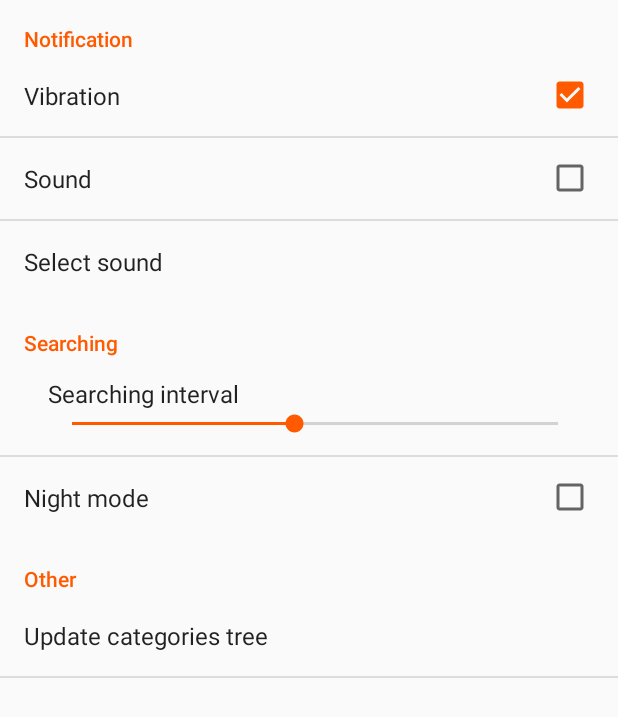
After one commit to sebastiansokolowski/AuctionHunter---Allegro, an Android app: the SettingsActivity screen opened directly, with no data from a screen before it, on a phone screen of 412 x 824 dp. The commit adds this screen. Shown: the top 717 px of the screen. Run offline under Robolectric (Android 15) with nearby library versions, the phone set to English and light mode, and no system bars.

Commit message:
Add settings button to navigation drawer and settings view.

```diff
--- a/app/src/main/AndroidManifest.xml
+++ b/app/src/main/AndroidManifest.xml
@@ -23,6 +23,8 @@
 
         <activity android:name=".newTarget.NewTargetActivity" />
 
+        <activity android:name=".settings.SettingsActivity" />
+
         <service android:name=".service.SearchService" />
     </application>
 
--- a/app/src/main/java/com/sebastian/sokolowski/auctionhunter/main/MainActivity.java
+++ b/app/src/main/java/com/sebastian/sokolowski/auctionhunter/main/MainActivity.java
@@ -23,6 +23,7 @@ import com.sebastian.sokolowski.auctionhunter.main.adapter.DrawerAdapter;
 import com.sebastian.sokolowski.auctionhunter.main.adapter.MainAdapter;
 import com.sebastian.sokolowski.auctionhunter.main.views.SliderRecyclerView;
 import com.sebastian.sokolowski.auctionhunter.newTarget.NewTargetActivity;
+import com.sebastian.sokolowski.auctionhunter.settings.SettingsActivity;
 import com.sebastian.sokolowski.auctionhunter.soap.request.SortOrderEnum;
 import com.sebastian.sokolowski.auctionhunter.soap.request.SortTypeEnum;
 import com.sebastian.sokolowski.auctionhunter.utils.DialogHelper;
@@ -219,4 +220,9 @@ public class MainActivity extends AppCompatActivity implements MainContract.View
             }
         });
     }
+
+    public void showSettings(View view) {
+        Intent intent = new Intent(this, SettingsActivity.class);
+        startActivity(intent);
+    }
 }
--- /dev/null
+++ b/app/src/main/java/com/sebastian/sokolowski/auctionhunter/settings/SettingsActivity.java
@@ -0,0 +1,18 @@
+package com.sebastian.sokolowski.auctionhunter.settings;
+
+import android.os.Bundle;
+import android.preference.PreferenceActivity;
+
+import com.sebastian.sokolowski.auctionhunter.R;
+
+/**
+ * Created by Sebastian Sokołowski on 04.03.17.
+ */
+
+public class SettingsActivity extends PreferenceActivity {
+    @Override
+    public void onCreate(Bundle savedInstanceState) {
+        super.onCreate(savedInstanceState);
+        addPreferencesFromResource(R.xml.activity_settings);
+    }
+}
--- a/app/src/main/res/values/strings.xml
+++ b/app/src/main/res/values/strings.xml
@@ -54,5 +54,18 @@
 
     <string name="dialog_ok_button">Ok</string>
     <string name="dialog_cancel_button">Cancel</string>
+
+    <!-- SHARED PREFERENCES -->
     <string name="SHARED_PREFERENCES_DOWNLOADED_CATS" translatable="false">SHARED_PREFERENCES_DOWNLOADED_CATS</string>
+
+    <!-- PREFERENCES -->
+    <string name="preferences_searching_interval">Searching interval</string>
+    <string name="preferences_night_mode">Night mode</string>
+    <string name="preferences_sound">Sound</string>
+    <string name="preferences_select_sound">Select sound</string>
+    <string name="preferences_vibration">Vibration</string>
+    <string name="preferences_searching">Searching</string>
+    <string name="preferences_notification">Notification</string>
+    <string name="preferences_other">Other</string>
+    <string name="preferences_update_cats">Update categories tree</string>
 </resources>
--- /dev/null
+++ b/app/src/main/res/xml/activity_settings.xml
@@ -0,0 +1,38 @@
+<?xml version="1.0" encoding="utf-8"?>
+<PreferenceScreen xmlns:android="http://schemas.android.com/apk/res/android"
+    android:background="@color/list_selected">
+
+    <PreferenceCategory android:title="@string/preferences_notification">
+        <CheckBoxPreference
+            android:defaultValue="true"
+            android:key="cbp_vibration"
+            android:title="@string/preferences_vibration" />
+        <CheckBoxPreference
+            android:defaultValue="false"
+            android:key="cbp_sound"
+            android:title="@string/preferences_sound" />
+        <RingtonePreference
+            android:key="rp_ringtone"
+            android:ringtoneType="all"
+            android:title="@string/preferences_select_sound" />
+    </PreferenceCategory>
+    <PreferenceCategory android:title="@string/preferences_searching">
+        <SeekBarPreference
+            android:defaultValue="11"
+            android:max="24"
+            android:title="@string/preferences_searching_interval" />
+        <CheckBoxPreference
+            android:defaultValue="false"
+            android:disableDependentsState="true"
+            android:key="cbp_sound"
+            android:title="@string/preferences_night_mode" />
+
+    </PreferenceCategory>
+    <PreferenceCategory android:title="@string/preferences_other">
+        <Preference
+            android:key="btn_category"
+            android:title="@string/preferences_update_cats" />
+
+    </PreferenceCategory>
+
+</PreferenceScreen>
```
Also changed, not shown: app/src/main/res/layout/activity_main.xml (+38 -7 lines), 1 other file.
